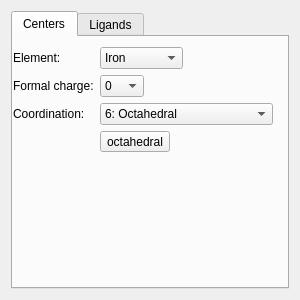
Old version of the form avogadro/qtplugins/templatetool/templatetoolwidget.ui in the repository OpenChemistry/avogadrolibs.
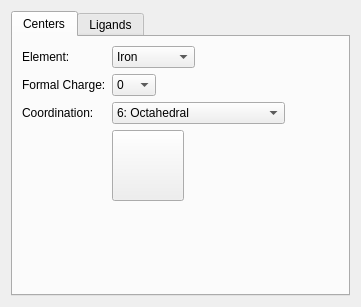
New version of the form. Icons and pictures are not drawn.

Commit message: Fix the layout of the template widget to properly expand

```diff
--- a/avogadro/qtplugins/templatetool/templatetoolwidget.ui
+++ b/avogadro/qtplugins/templatetool/templatetoolwidget.ui
@@ -6,36 +6,171 @@
    <rect>
     <x>0</x>
     <y>0</y>
-    <width>300</width>
-    <height>300</height>
+    <width>361</width>
+    <height>305</height>
    </rect>
   </property>
+  <property name="sizePolicy">
+   <sizepolicy hsizetype="MinimumExpanding" vsizetype="MinimumExpanding">
+    <horstretch>0</horstretch>
+    <verstretch>0</verstretch>
+   </sizepolicy>
+  </property>
   <property name="windowTitle">
    <string>Form</string>
   </property>
-  <layout class="QVBoxLayout" name="verticalLayout">
-   <item>
+  <layout class="QGridLayout" name="gridLayout">
+   <item row="0" column="0">
     <widget class="QTabWidget" name="tabWidget">
+     <property name="minimumSize">
+      <size>
+       <width>326</width>
+       <height>285</height>
+      </size>
+     </property>
      <property name="currentIndex">
       <number>0</number>
      </property>
-     <widget class="QWidget" name="tab">
+     <widget class="QWidget" name="centersTab">
+      <property name="minimumSize">
+       <size>
+        <width>320</width>
+        <height>256</height>
+       </size>
+      </property>
       <attribute name="title">
        <string>Centers</string>
       </attribute>
-      <widget class="QWidget" name="formLayoutWidget">
-       <property name="geometry">
-        <rect>
-         <x>0</x>
-         <y>10</y>
-         <width>290</width>
-         <height>250</height>
-        </rect>
-       </property>
-       <layout class="QFormLayout" name="formLayout_2">
-        <item row="2" column="1">
+      <layout class="QFormLayout" name="formLayout_4">
+       <item row="0" column="0">
+        <widget class="QLabel" name="elementLabel">
+         <property name="text">
+          <string>Element:</string>
+         </property>
+        </widget>
+       </item>
+       <item row="0" column="1">
          <layout class="QHBoxLayout" name="horizontalLayout_2">
           <item>
+          <widget class="QComboBox" name="elementComboBox">
+           <property name="currentIndex">
+            <number>2</number>
+           </property>
+           <item>
+            <property name="text">
+             <string>Hydrogen</string>
+            </property>
+           </item>
+           <item>
+            <property name="text">
+             <string>Carbon</string>
+            </property>
+           </item>
+           <item>
+            <property name="text">
+             <string>Iron</string>
+            </property>
+           </item>
+           <item>
+            <property name="text">
+             <string>Cobalt</string>
+            </property>
+           </item>
+          </widget>
+         </item>
+         <item>
+          <spacer name="horizontalSpacer_3">
+           <property name="orientation">
+            <enum>Qt::Horizontal</enum>
+           </property>
+           <property name="sizeHint" stdset="0">
+            <size>
+             <width>0</width>
+             <height>0</height>
+            </size>
+           </property>
+          </spacer>
+         </item>
+        </layout>
+       </item>
+       <item row="1" column="0">
+        <widget class="QLabel" name="formalChargeLabel">
+         <property name="text">
+          <string>Formal Charge:</string>
+         </property>
+        </widget>
+       </item>
+       <item row="1" column="1">
+        <layout class="QHBoxLayout" name="horizontalLayout_8">
+         <item>
+          <widget class="QComboBox" name="chargeComboBox">
+           <item>
+            <property name="text">
+             <string>0</string>
+            </property>
+           </item>
+           <item>
+            <property name="text">
+             <string>+1</string>
+            </property>
+           </item>
+           <item>
+            <property name="text">
+             <string>+2</string>
+            </property>
+           </item>
+           <item>
+            <property name="text">
+             <string>+3</string>
+            </property>
+           </item>
+           <item>
+            <property name="text">
+             <string>+4</string>
+            </property>
+           </item>
+           <item>
+            <property name="text">
+             <string>+5</string>
+            </property>
+           </item>
+           <item>
+            <property name="text">
+             <string>+6</string>
+            </property>
+           </item>
+           <item>
+            <property name="text">
+             <string>+7</string>
+            </property>
+           </item>
+          </widget>
+         </item>
+         <item>
+          <spacer name="horizontalSpacer_8">
+           <property name="orientation">
+            <enum>Qt::Horizontal</enum>
+           </property>
+           <property name="sizeHint" stdset="0">
+            <size>
+             <width>0</width>
+             <height>0</height>
+            </size>
+           </property>
+          </spacer>
+         </item>
+        </layout>
+       </item>
+       <item row="2" column="0">
+        <widget class="QLabel" name="coordinationLabel">
+         <property name="text">
+          <string>Coordination:</string>
+         </property>
+        </widget>
+       </item>
+       <item row="2" column="1">
+        <layout class="QHBoxLayout" name="horizontalLayout_5">
+         <item>
            <widget class="QComboBox" name="coordinationComboBox">
             <property name="maximumSize">
              <size>
@@ -110,13 +245,13 @@
            </widget>
           </item>
           <item>
-           <spacer name="horizontalSpacer_3">
+          <spacer name="horizontalSpacer_7">
             <property name="orientation">
              <enum>Qt::Horizontal</enum>
             </property>
             <property name="sizeHint" stdset="0">
              <size>
-              <width>40</width>
+             <width>0</width>
               <height>20</height>
              </size>
             </property>
@@ -124,72 +259,12 @@
           </item>
          </layout>
         </item>
-        <item row="0" column="0">
-         <widget class="QLabel" name="elementLabel">
-          <property name="text">
-           <string>Element:</string>
-          </property>
-         </widget>
-        </item>
-        <item row="0" column="1">
-         <layout class="QHBoxLayout" name="horizontalLayout">
+       <item row="4" column="1">
+        <layout class="QHBoxLayout" name="horizontalLayout_1">
           <item>
-           <widget class="QComboBox" name="elementComboBox">
-            <property name="currentIndex">
-             <number>2</number>
-            </property>
-            <item>
+          <widget class="QToolButton" name="centerPreview">
              <property name="text">
-              <string>Hydrogen</string>
-             </property>
-            </item>
-            <item>
-             <property name="text">
-              <string>Carbon</string>
-             </property>
-            </item>
-            <item>
-             <property name="text">
-              <string>Iron</string>
-             </property>
-            </item>
-            <item>
-             <property name="text">
-              <string>Cobalt</string>
-             </property>
-            </item>
-           </widget>
-          </item>
-          <item>
-           <spacer name="horizontalSpacer">
-            <property name="orientation">
-             <enum>Qt::Horizontal</enum>
-            </property>
-            <property name="sizeHint" stdset="0">
-             <size>
-              <width>40</width>
-              <height>20</height>
-             </size>
-            </property>
-           </spacer>
-          </item>
-         </layout>
-        </item>
-        <item row="2" column="0">
-         <widget class="QLabel" name="coordinationLabel">
-          <property name="text">
-           <string>Coordination:</string>
-          </property>
-         </widget>
-        </item>
-        <item row="3" column="1">
-         <widget class="QToolButton" name="preview">
-          <property name="text">
-           <string>octahedral</string>
-          </property>
-          <property name="icon">
-           <iconset theme=":/icons/coord/6-octahedral.png">
-            <normaloff>.</normaloff>.</iconset>
+            <string notr="true"/>
           </property>
           <property name="iconSize">
            <size>
@@ -197,59 +272,6 @@
             <height>64</height>
            </size>
           </property>
-         </widget>
-        </item>
-        <item row="1" column="0">
-         <widget class="QLabel" name="label_2">
-          <property name="text">
-           <string>Formal charge:</string>
-          </property>
-         </widget>
-        </item>
-        <item row="1" column="1">
-         <layout class="QHBoxLayout" name="horizontalLayout_5">
-          <item>
-           <widget class="QComboBox" name="chargeComboBox">
-            <item>
-             <property name="text">
-              <string>0</string>
-             </property>
-            </item>
-            <item>
-             <property name="text">
-              <string>+1</string>
-             </property>
-            </item>
-            <item>
-             <property name="text">
-              <string>+2</string>
-             </property>
-            </item>
-            <item>
-             <property name="text">
-              <string>+3</string>
-             </property>
-            </item>
-            <item>
-             <property name="text">
-              <string>+4</string>
-             </property>
-            </item>
-            <item>
-             <property name="text">
-              <string>+5</string>
-             </property>
-            </item>
-            <item>
-             <property name="text">
-              <string>+6</string>
-             </property>
-            </item>
-            <item>
-             <property name="text">
-              <string>+7</string>
-             </property>
-            </item>
            </widget>
           </item>
           <item>
@@ -259,7 +281,7 @@
             </property>
             <property name="sizeHint" stdset="0">
              <size>
-              <width>40</width>
+             <width>0</width>
               <height>20</height>
              </size>
             </property>
@@ -267,10 +289,28 @@
           </item>
          </layout>
         </item>
-       </layout>
-      </widget>
-     </widget>
-     <widget class="QWidget" name="tab_2">
+       <item row="5" column="1">
+        <spacer name="verticalSpacer">
+         <property name="orientation">
+          <enum>Qt::Vertical</enum>
+         </property>
+         <property name="sizeHint" stdset="0">
+          <size>
+           <width>20</width>
+           <height>0</height>
+          </size>
+         </property>
+        </spacer>
+       </item>
+      </layout>
+     </widget>
+     <widget class="QWidget" name="ligandTab">
+      <property name="minimumSize">
+       <size>
+        <width>320</width>
+        <height>254</height>
+       </size>
+      </property>
       <attribute name="title">
        <string>Ligands</string>
       </attribute>
```
Left out of the diff: 140 changed lines with no effect on the pictures. Lines whose indentation alone changed are shown as unchanged. The commit also changes 4 other files.
